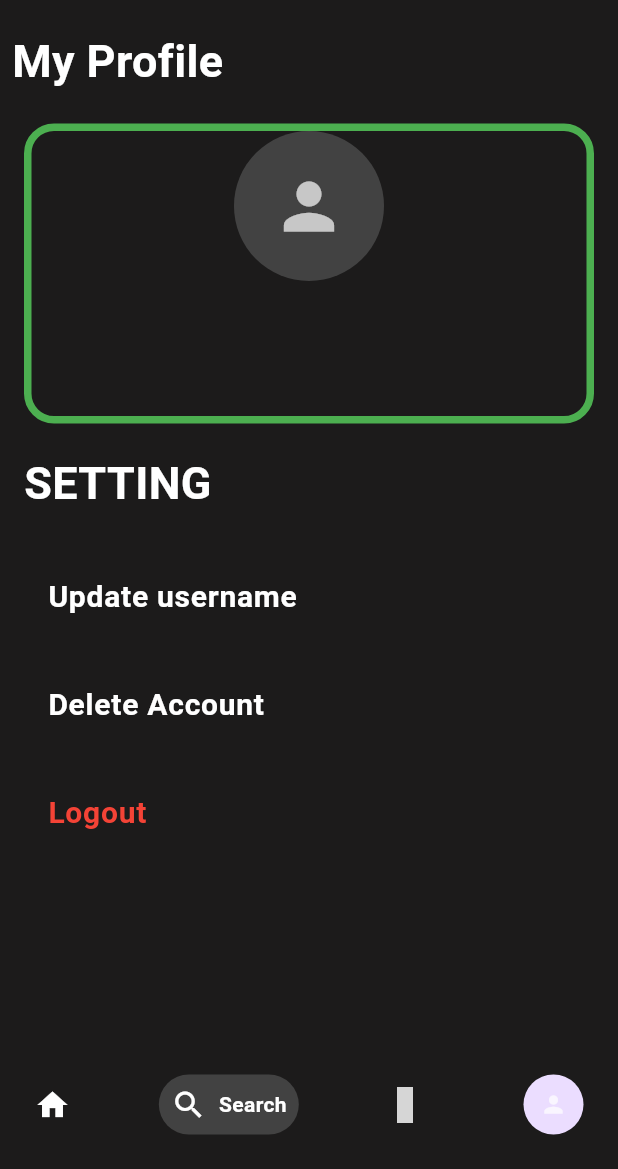
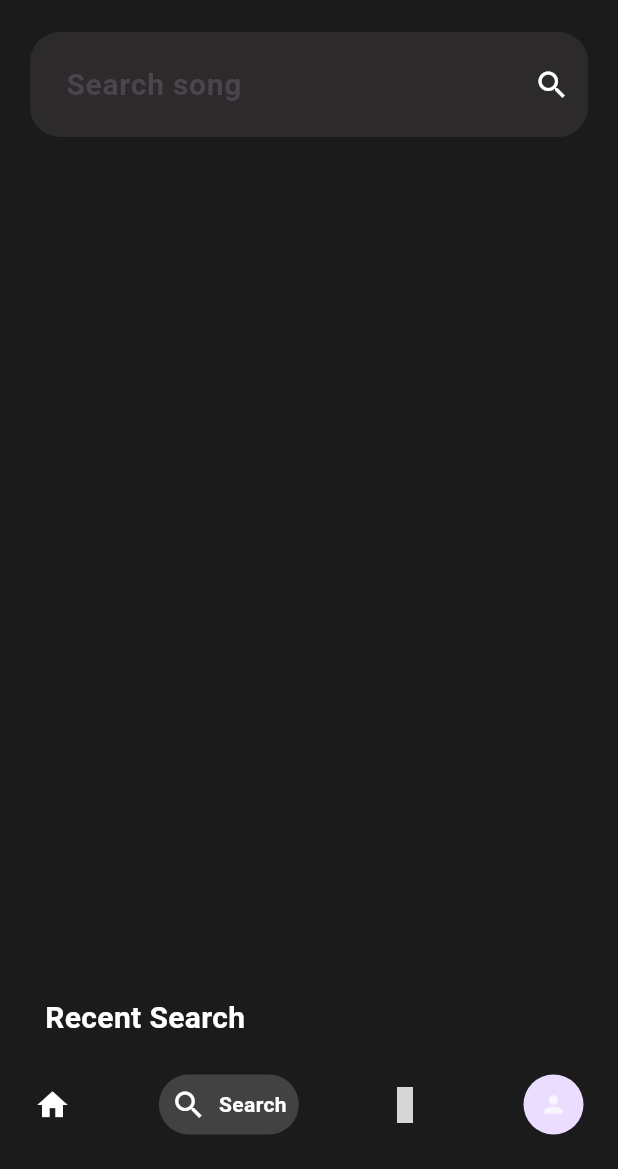
Before and after one commit to Pawan-bari/hobify, a Flutter app: the screen it shows once a user with an empty profile is signed in, item 2 of the bottom bar chosen, on a phone screen of 412 x 824 dp, the part 67-1236 px from its top. Run offline on Flutter 3.47's test engine with Material 3 defaults, Android fonts, the phone set to English and light mode, and no system bars; drawn by our look-alikes of google_nav_bar; our stand-ins replace audio_video_progress_bar, cloud_firestore, firebase_auth, firebase_core, firebase_storage, hugeicons and 2 more; missing offline and left inert: spotify, youtube_explode_dart; accounts and stored records are empty; grey boxes are pictures that could not be loaded.

Commit message:
search logic created

```diff
--- /dev/null
+++ b/lib/homepage/Search/serch.dart
@@ -0,0 +1,121 @@
+import 'package:flutter/material.dart';
+import 'package:spotify/spotify.dart' as Spoti;
+import 'package:spotify_clone/Audio%20page/player.dart';
+import 'package:spotify_clone/controller/apicontroller/controller.dart';
+
+class Search extends StatefulWidget {
+  const Search({super.key});
+
+  @override
+  State<Search> createState() => _SearchState();
+}
+
+class _SearchState extends State<Search> {
+  TextEditingController controllersearch = TextEditingController();
+  late Spoti.SpotifyApi spotify;
+ List<Spoti.Track> result = [];
+  bool isloading =false;
+
+Future<void> searchsong(String que) async{
+  if (que.isEmpty)return;
+
+
+      setState(() =>
+        isloading = true
+      );
+      final credentials = Spoti.SpotifyApiCredentials(
+        Controller.clienid, Controller.clienttoken
+        );
+final spotify = Spoti.SpotifyApi(credentials);
+
+final Search = await spotify.search.get(que).first(10);
+List<Spoti.Track> tracks =[];
+
+
+for (var page in Search) {
+  for(var item in page.items!){
+    if(item is Spoti.Track){
+      tracks.add(item);
+    }
+  }
+
+}
+    setState(() {
+      result = tracks;
+      isloading = false;
+    });
+
+
+}
+
+  @override
+  Widget build(BuildContext context) {
+    return Scaffold(
+        backgroundColor: Colors.transparent,
+        body:
+        Column(
+          children: [
+            Padding(
+              padding: const EdgeInsets.only(left: 20, top: 10,right: 20),
+              child: TextField(
+                controller: controllersearch,
+                style: TextStyle(color: Colors.white,fontSize: 20,fontWeight: FontWeight.bold),
+                decoration: InputDecoration(
+                 hintText: 'Search song',
+                 fillColor: Color.fromRGBO(44, 42, 42, 1)
+                 ,filled: true,
+                 contentPadding: EdgeInsetsDirectional.symmetric(horizontal: 20,vertical: 20)
+                 ,border: OutlineInputBorder(
+                  borderRadius: BorderRadius.circular(20),
+                  borderSide: BorderSide.none
+                 ),
+              suffixIcon: IconButton(onPressed: (){
+                  searchsong(controllersearch.text);
+              }, icon: Icon(Icons.search,color: Colors.white,))
+                ),
+              onSubmitted: searchsong,),
+
+            ),
+            if(isloading)
+            const CircularProgressIndicator(),
+            Expanded(child: ListView.builder(
+              itemCount: result.length,
+              itemBuilder: (context,index){
+                final track = result[index];
+                return ListTile(
+                  leading: track.album?.images?.isNotEmpty == true
+                      ? Image.network(track.album!.images!.first.url!)
+                      : const Icon(Icons.music_note, color: Colors.white),
+                  title: Text(track.name ?? "Unknown", style: const TextStyle(color: Colors.white)),
+                  subtitle: Text(
+                    track.artists?.map((a) => a.name).join(", ") ?? "Unknown Artist",
+                    style: const TextStyle(color: Colors.white70),
+                  ),
+                  onTap: () {
+                    Navigator.push(
+  context,
+  MaterialPageRoute(
+    builder: (context) => Player(trackId: track.id!),
+  ),
+);
+                  },
+                );
+              }
+              )
+              ),
+            Padding(
+              padding: const EdgeInsets.only(left: 30),
+              child: Column(
+
+                children: [
+                  SizedBox(height: 40,),
+                  Align(
+                    alignment: Alignment.centerLeft
+                        ,child:
+              Text('Recent Search',style: TextStyle(color: Colors.white,fontWeight: FontWeight.bold,fontSize: 20,),)
+                      )]),
+            )],
+        ),
+    );
+  }
+}
--- a/lib/homepage/homepage.dart
+++ b/lib/homepage/homepage.dart
@@ -3,6 +3,8 @@ import 'package:flutter/material.dart';
 import 'package:google_nav_bar/google_nav_bar.dart';
 import 'package:hugeicons/hugeicons.dart';
 import 'package:spotify_clone/controller/Authentication/auth_services.dart';
+import 'package:spotify_clone/homepage/Library/Library.dart';
+import 'package:spotify_clone/homepage/Search/serch.dart';
 import 'package:spotify_clone/homepage/home.dart';
 import 'package:spotify_clone/homepage/profile/profile.dart';
 
@@ -19,15 +21,16 @@ class _HomepageState extends State<Homepage> {
 
   List<Widget> _pages = [
     Home(),
-
+    Search(),
+    Library(),
     Profile(),
   ];
   @override
   void initState() {
     super.initState();
-    // Initialize the pages list
-    _pages = [ Home(), Profile()];
-    // Fetch the user's profile image URL when the widget is created
+
+    _pages = [ Home(), Search(),Library(),Profile()];
+
     _fetchProfileImageUrl();
   }
 
@@ -39,7 +42,7 @@ class _HomepageState extends State<Homepage> {
 
     try {
       final doc = await FirebaseFirestore.instance.collection('userprofile').doc(uid).get();
-      // Check if the widget is still mounted before calling setState
+
       if (mounted && doc.exists) {
         setState(() {
           _profileImageUrl = doc.data()?['profile_image_url'] ?? '';
--- a/lib/main.dart
+++ b/lib/main.dart
@@ -2,6 +2,7 @@ import 'package:flutter/material.dart';
 import 'package:flutter/rendering.dart';
 import 'package:spotify_clone/Audio%20page/player.dart';
 import 'package:spotify_clone/controller/Authentication/auth_state.dart';
+import 'package:spotify_clone/homepage/Search/serch.dart';
 import 'package:spotify_clone/homepage/homepage.dart';
 import 'package:spotify_clone/homepage/profile/delete.dart';
 import 'package:spotify_clone/homepage/profile/profile.dart';
@@ -49,7 +50,8 @@ class MyApp extends StatelessWidget {
         'recoverpass' :(context) => const Recoverpass(),
         'updateusername' :(context) => const Updateusername(),
         'delete':(context)=>const Delete(),
-        'player':(context)=>const Player(),
+
+        'serch':(context)=>const Search(),
               },
 
       debugShowCheckedModeBanner: false,
```
Also changed, not shown: lib/Audio page/player.dart (+8 -6 lines), lib/homepage/Library/Library.dart (added, +23 -0 lines).
